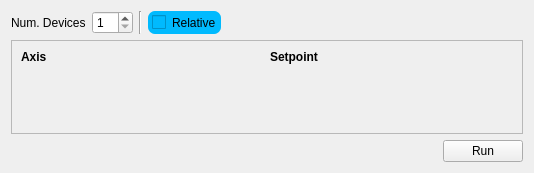
This is src/firefly/plans/move_motor_window.ui in spc-group/haven as Qt 5 draws it before an edit. The edited form follows.
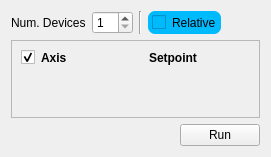
This is the edited form. Custom widgets are drawn as their Qt base class.

Commit message: Re-factored the plan display so that regions and metadata are separate widgets.

The edit to the form file:
```diff
--- a/src/firefly/plans/move_motor_window.ui
+++ b/src/firefly/plans/move_motor_window.ui
@@ -6,8 +6,8 @@
    <rect>
     <x>0</x>
     <y>0</y>
-    <width>534</width>
-    <height>173</height>
+    <width>271</width>
+    <height>157</height>
    </rect>
   </property>
   <property name="windowTitle">
@@ -127,8 +127,8 @@
            <rect>
             <x>0</x>
             <y>0</y>
-            <width>510</width>
-            <height>82</height>
+            <width>249</width>
+            <height>77</height>
            </rect>
           </property>
           <layout class="QVBoxLayout" name="verticalLayout_4">
@@ -137,20 +137,7 @@
              <property name="topMargin">
               <number>0</number>
              </property>
-             <item row="0" column="0">
-              <widget class="QLabel" name="label">
-               <property name="font">
-                <font>
-                 <weight>75</weight>
-                 <bold>true</bold>
-                </font>
-               </property>
-               <property name="text">
-                <string>Axis</string>
-               </property>
-              </widget>
-             </item>
-             <item row="0" column="1">
+             <item row="0" column="2">
               <widget class="QLabel" name="label_2">
                <property name="font">
                 <font>
@@ -163,6 +150,35 @@
                </property>
               </widget>
              </item>
+             <item row="0" column="1">
+              <widget class="QLabel" name="label">
+               <property name="font">
+                <font>
+                 <weight>75</weight>
+                 <bold>true</bold>
+                </font>
+               </property>
+               <property name="text">
+                <string>Axis</string>
+               </property>
+              </widget>
+             </item>
+             <item row="0" column="0">
+              <widget class="QCheckBox" name="regions_all_checkbox">
+               <property name="sizePolicy">
+                <sizepolicy hsizetype="Fixed" vsizetype="Fixed">
+                 <horstretch>0</horstretch>
+                 <verstretch>0</verstretch>
+                </sizepolicy>
+               </property>
+               <property name="text">
+                <string/>
+               </property>
+               <property name="checked">
+                <bool>true</bool>
+               </property>
+              </widget>
+             </item>
             </layout>
            </item>
            <item>
```
Left out of the diff: 2 changed lines with no effect on the pictures. The commit also changes 38 other files.
